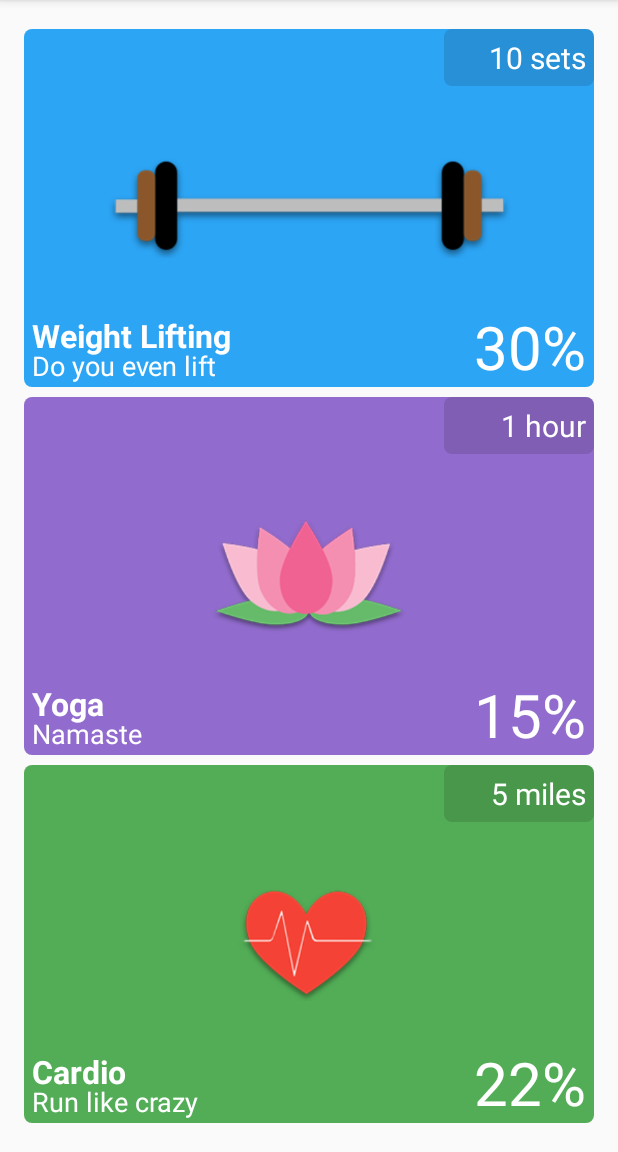
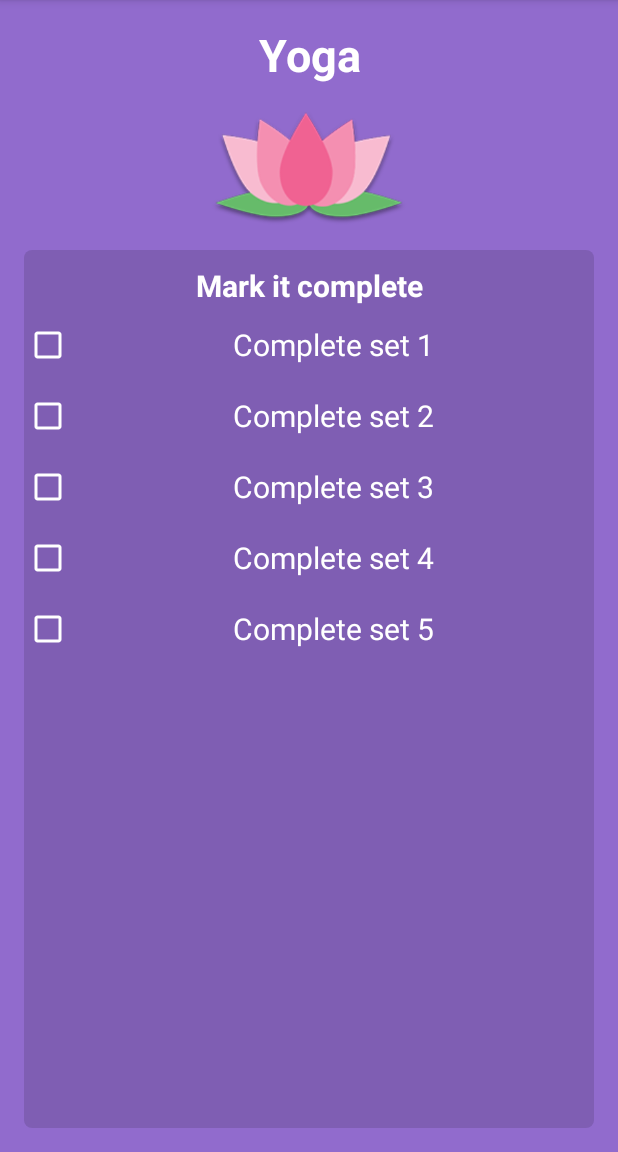
Before and after one commit to akhilarimbra/fit-or-flab, an Android app: the screen it shows after launch (MainActivity before the commit, DetailsActivity after it), after a tap on "Yoga", on a phone screen of 412 x 824 dp, the part 84-1236 px from its top. Run offline under Robolectric (Android 15) with nearby library versions, the phone set to English and light mode, and no system bars.

Commit message:
version 1.0

```diff
--- a/app/src/main/java/me/akhilarimbra/fitorflab/DetailsActivity.java
+++ b/app/src/main/java/me/akhilarimbra/fitorflab/DetailsActivity.java
@@ -1,13 +1,40 @@
 package me.akhilarimbra.fitorflab;
 
+import android.graphics.Color;
 import android.support.v7.app.AppCompatActivity;
 import android.os.Bundle;
+import android.widget.ImageView;
+import android.widget.LinearLayout;
+import android.widget.TextView;
 
 public class DetailsActivity extends AppCompatActivity {
+
+    LinearLayout mainBG;
+    TextView exerciseText;
+    ImageView exerciseImage;
 
     @Override
     protected void onCreate(Bundle savedInstanceState) {
         super.onCreate(savedInstanceState);
         setContentView(R.layout.activity_details);
+
+        mainBG = (LinearLayout) findViewById(R.id.mainBG);
+        exerciseText = (TextView) findViewById(R.id.exerciseTitle);
+        exerciseImage = (ImageView) findViewById(R.id.exerciseImage);
+
+        String exerciseTitle = getIntent().getStringExtra(MainActivity.EXTRA_ITEM_TITLE);
+
+        exerciseText.setText(exerciseTitle);
+
+        if (exerciseTitle.equalsIgnoreCase(MainActivity.EXERCISE_WEIGHTS)) {
+            mainBG.setBackgroundColor(Color.parseColor("#2ca5f5"));
+            exerciseImage.setImageDrawable(getResources().getDrawable(R.drawable.weight, getApplicationContext().getTheme()));
+        } else if (exerciseTitle.equalsIgnoreCase(MainActivity.EXERCISE_YOGA)) {
+            mainBG.setBackgroundColor(Color.parseColor("#916bcd"));
+            exerciseImage.setImageDrawable(getResources().getDrawable(R.drawable.lotus, getApplicationContext().getTheme()));
+        } else if (exerciseTitle.equalsIgnoreCase(MainActivity.EXERCISE_CARDIO)) {
+            mainBG.setBackgroundColor(Color.parseColor("#52ad56"));
+            exerciseImage.setImageDrawable(getResources().getDrawable(R.drawable.heart, getApplicationContext().getTheme()));
+        }
     }
 }
--- a/app/src/main/java/me/akhilarimbra/fitorflab/MainActivity.java
+++ b/app/src/main/java/me/akhilarimbra/fitorflab/MainActivity.java
@@ -1,5 +1,6 @@
 package me.akhilarimbra.fitorflab;
 
+import android.content.Intent;
 import android.support.v7.app.AppCompatActivity;
 import android.os.Bundle;
 import android.view.View;
@@ -10,6 +11,7 @@ public class MainActivity extends AppCompatActivity {
     public static final String EXERCISE_WEIGHTS = "Weight Lifting";
     public static final String EXERCISE_YOGA = "Yoga";
     public static final String EXERCISE_CARDIO = "Cardio";
+    public static final String EXTRA_ITEM_TITLE = "extra.item.title";
 
     RelativeLayout weightBtn;
     RelativeLayout yogaBtn;
@@ -47,6 +49,8 @@ public class MainActivity extends AppCompatActivity {
     }
 
     private void loadDetailActivity (String exerciseTitle) {
-
+        Intent intent = new Intent(MainActivity.this, DetailsActivity.class);
+        intent.putExtra(MainActivity.EXTRA_ITEM_TITLE, exerciseTitle);
+        startActivity(intent);
     }
 }
--- a/app/src/main/res/layout/activity_details.xml
+++ b/app/src/main/res/layout/activity_details.xml
@@ -1,13 +1,116 @@
 <?xml version="1.0" encoding="utf-8"?>
-<RelativeLayout xmlns:android="http://schemas.android.com/apk/res/android"
+<LinearLayout xmlns:android="http://schemas.android.com/apk/res/android"
+    xmlns:app="http://schemas.android.com/apk/res-auto"
     xmlns:tools="http://schemas.android.com/tools"
-    android:id="@+id/activity_details"
+    android:orientation="vertical"
+    android:id="@+id/mainBG"
     android:layout_width="match_parent"
     android:layout_height="match_parent"
     android:paddingBottom="@dimen/activity_vertical_margin"
     android:paddingLeft="@dimen/activity_horizontal_margin"
     android:paddingRight="@dimen/activity_horizontal_margin"
     android:paddingTop="@dimen/activity_vertical_margin"
-    tools:context="me.akhilarimbra.fitorflab.DetailsActivity">
+    tools:context="me.akhilarimbra.fitorflab.DetailsActivity"
+    android:background="#2ca5f5">
 
-</RelativeLayout>
+    <TextView
+        android:text="Weight Lifting"
+        android:layout_width="match_parent"
+        android:layout_height="wrap_content"
+        android:id="@+id/exerciseTitle"
+        android:textAlignment="center"
+        android:textStyle="normal|bold"
+        android:textSize="30dp"
+        android:textColor="#FFF" />
+
+    <ImageView
+        android:layout_width="match_parent"
+        android:layout_height="wrap_content"
+        app:srcCompat="@drawable/weight"
+        android:id="@+id/exerciseImage" />
+
+    <LinearLayout
+        android:orientation="vertical"
+        android:layout_width="match_parent"
+        android:layout_height="match_parent"
+        android:background="@drawable/rounded_corners"
+        android:backgroundTint="#20000000">
+
+        <TextView
+            android:text="Mark it complete"
+            android:layout_width="match_parent"
+            android:layout_height="wrap_content"
+            android:id="@+id/textView6"
+            android:textAlignment="center"
+            android:textSize="20dp"
+            android:textStyle="normal|bold"
+            android:paddingTop="10dp"
+            android:textColor="@android:color/background_light" />
+
+        <CheckBox
+            android:text="Complete set 1"
+            android:layout_width="match_parent"
+            android:layout_height="wrap_content"
+            android:id="@+id/set1"
+            android:textColor="#FFF"
+            android:textSize="20dp"
+            android:checked="false"
+            android:layout_marginBottom="5dp"
+            android:layout_marginTop="10dp"
+            app:buttonTint="#FFF"
+            android:textAlignment="center" />
+
+        <CheckBox
+            android:text="Complete set 2"
+            android:layout_width="match_parent"
+            android:layout_height="wrap_content"
+            android:id="@+id/set2"
+            android:textColor="#FFF"
+            android:textSize="20dp"
+            android:checked="false"
+            android:layout_marginBottom="5dp"
+            android:layout_marginTop="10dp"
+            app:buttonTint="#FFF"
+            android:textAlignment="center" />
+
+        <CheckBox
+            android:text="Complete set 3"
+            android:layout_width="match_parent"
+            android:layout_height="wrap_content"
+            android:id="@+id/set3"
+            android:textColor="#FFF"
+            android:textSize="20dp"
+            android:checked="false"
+            android:layout_marginBottom="5dp"
+            android:layout_marginTop="10dp"
+            app:buttonTint="#FFF"
+            android:textAlignment="center" />
+
+        <CheckBox
+            android:text="Complete set 4"
+            android:layout_width="match_parent"
+            android:layout_height="wrap_content"
+            android:id="@+id/set4"
+            android:textColor="#FFF"
+            android:textSize="20dp"
+            android:checked="false"
+            android:layout_marginBottom="5dp"
+            android:layout_marginTop="10dp"
+            app:buttonTint="#FFF"
+            android:textAlignment="center" />
+
+        <CheckBox
+            android:text="Complete set 5"
+            android:layout_width="match_parent"
+            android:layout_height="wrap_content"
+            android:id="@+id/set5"
+            android:textColor="#FFF"
+            android:textSize="20dp"
+            android:checked="false"
+            android:layout_marginBottom="5dp"
+            android:layout_marginTop="10dp"
+            app:buttonTint="#FFF"
+            android:textAlignment="center" />
+
+    </LinearLayout>
+</LinearLayout>
```
